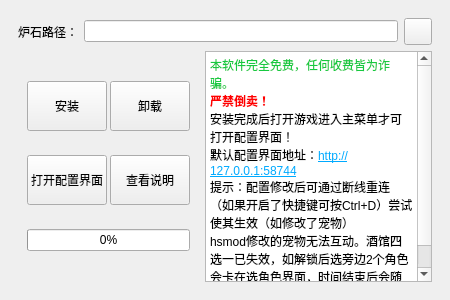
Qt form hsmodinstaller.ui (Stardustll/HsModInstaller) before a commit.
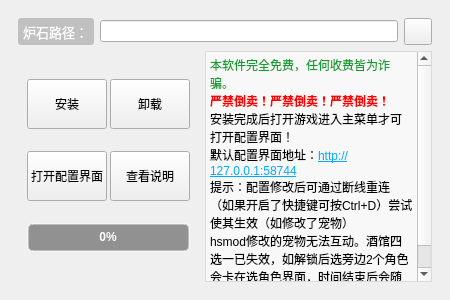
The same form after that commit. Icons and pictures are not drawn.

What changed in the file:
```diff
--- a/hsmodinstaller.ui
+++ b/hsmodinstaller.ui
@@ -57,12 +57,29 @@
         <verstretch>0</verstretch>
        </sizepolicy>
       </property>
+      <property name="styleSheet">
+       <string notr="true"> #widget_2{background: transparent;}</string>
+      </property>
       <layout class="QHBoxLayout" name="horizontalLayout">
        <property name="bottomMargin">
         <number>0</number>
        </property>
        <item>
         <widget class="QLabel" name="label">
+         <property name="font">
+          <font>
+           <pointsize>10</pointsize>
+          </font>
+         </property>
+         <property name="autoFillBackground">
+          <bool>false</bool>
+         </property>
+         <property name="styleSheet">
+          <string notr="true">color:rgb(255, 255, 255);
+background-color: rgba(0, 0, 0, 50); 
+border-radius: 3px;
+padding: 2px;</string>
+         </property>
          <property name="text">
           <string>炉石路径：</string>
          </property>
@@ -105,6 +122,9 @@
     </item>
     <item>
      <widget class="QWidget" name="widget" native="true">
+      <property name="styleSheet">
+       <string notr="true">#widget{ background: transparent;}</string>
+      </property>
       <layout class="QHBoxLayout" name="horizontalLayout_2">
        <property name="topMargin">
         <number>5</number>
@@ -120,6 +140,9 @@
          <property name="autoFillBackground">
           <bool>false</bool>
          </property>
+         <property name="styleSheet">
+          <string notr="true">#frame{ background: transparent;}</string>
+         </property>
          <layout class="QGridLayout" name="gridLayout">
           <property name="topMargin">
            <number>6</number>
@@ -222,9 +245,36 @@
             <property name="enabled">
              <bool>true</bool>
             </property>
+            <property name="minimumSize">
+             <size>
+              <width>0</width>
+              <height>20</height>
+             </size>
+            </property>
+            <property name="styleSheet">
+             <string notr="true">QProgressBar {
+    border: 2px solid rgba(255, 255, 255, 100); /* 半透明边框 */
+    border-radius: 5px;
+    background-color: rgba(0, 0, 0, 100);      /* 半透明黑色底色 */
+    text-align: center;
+    color: white;                               /* 百分比文字颜色 */
+    font-weight: bold;
+    height: 25px;                               /* 强制高度，变宽 */
+}
+
+QProgressBar::chunk {
+    background-color: #00aaff;                  /* 进度条颜色（亮蓝色） */
+    width: 10px;                                /* 每个进度块的宽度 */
+    margin: 0px;                                /* 进度块间距 */
+}
+</string>
+            </property>
             <property name="value">
              <number>0</number>
             </property>
+            <property name="alignment">
+             <set>Qt::AlignmentFlag::AlignCenter</set>
+            </property>
             <property name="textVisible">
              <bool>true</bool>
             </property>
@@ -253,6 +303,9 @@
            <height>1920</height>
           </size>
          </property>
+         <property name="styleSheet">
+          <string notr="true"> background: rgba(255, 255, 255, 150);</string>
+         </property>
          <property name="html">
           <string>&lt;!DOCTYPE HTML PUBLIC &quot;-//W3C//DTD HTML 4.0//EN&quot; &quot;http://www.w3.org/TR/REC-html40/strict.dtd&quot;&gt;
 &lt;html&gt;&lt;head&gt;&lt;meta name=&quot;qrichtext&quot; content=&quot;1&quot; /&gt;&lt;meta charset=&quot;utf-8&quot; /&gt;&lt;style type=&quot;text/css&quot;&gt;
@@ -261,8 +314,8 @@
 li.unchecked::marker { content: &quot;\2610&quot;; }
 li.checked::marker { content: &quot;\2612&quot;; }
 &lt;/style&gt;&lt;/head&gt;&lt;body style=&quot; font-family:'Microsoft YaHei UI'; font-size:9pt; font-weight:400; font-style:normal;&quot;&gt;
-&lt;p style=&quot; margin-top:0px; margin-bottom:0px; margin-left:0px; margin-right:0px; -qt-block-indent:0; text-indent:0px;&quot;&gt;&lt;span style=&quot; color:#17c940;&quot;&gt;本软件完全免费，任何收费皆为诈骗。&lt;/span&gt;&lt;/p&gt;
-&lt;p style=&quot; margin-top:0px; margin-bottom:0px; margin-left:0px; margin-right:0px; -qt-block-indent:0; text-indent:0px;&quot;&gt;&lt;span style=&quot; font-weight:700; color:#ff0000;&quot;&gt;严禁倒卖！&lt;/span&gt;&lt;/p&gt;
+&lt;p style=&quot; margin-top:0px; margin-bottom:0px; margin-left:0px; margin-right:0px; -qt-block-indent:0; text-indent:0px;&quot;&gt;&lt;span style=&quot; color:#129e30;&quot;&gt;本软件完全免费，任何收费皆为诈骗。&lt;/span&gt;&lt;/p&gt;
+&lt;p style=&quot; margin-top:0px; margin-bottom:0px; margin-left:0px; margin-right:0px; -qt-block-indent:0; text-indent:0px;&quot;&gt;&lt;span style=&quot; font-weight:700; color:#ff0000;&quot;&gt;严禁倒卖！严禁倒卖！严禁倒卖！&lt;/span&gt;&lt;/p&gt;
 &lt;p style=&quot; margin-top:0px; margin-bottom:0px; margin-left:0px; margin-right:0px; -qt-block-indent:0; text-indent:0px;&quot;&gt;安装完成后打开游戏进入主菜单才可打开配置界面！&lt;/p&gt;
 &lt;p style=&quot; margin-top:0px; margin-bottom:0px; margin-left:0px; margin-right:0px; -qt-block-indent:0; text-indent:0px;&quot;&gt;默认配置界面地址：&lt;a href=&quot;http://127.0.0.1:58744&quot;&gt;&lt;span style=&quot; text-decoration: underline; color:#00aaff;&quot;&gt;http://127.0.0.1:58744&lt;/span&gt;&lt;/a&gt;&lt;/p&gt;
 &lt;p style=&quot; margin-top:0px; margin-bottom:0px; margin-left:0px; margin-right:0px; -qt-block-indent:0; text-indent:0px;&quot;&gt;提示：配置修改后可通过断线重连（如果开启了快捷键可按Ctrl+D）尝试使其生效（如修改了宠物）&lt;/p&gt;
```
Left out of the diff: 4 changed lines with no effect on the pictures.
